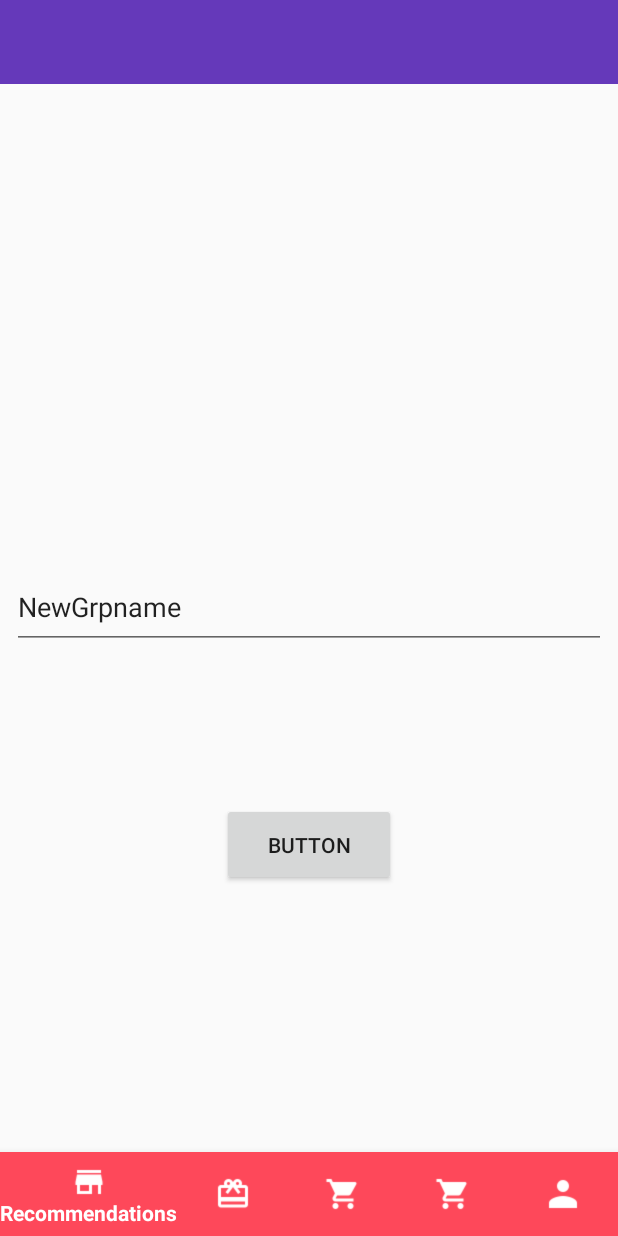
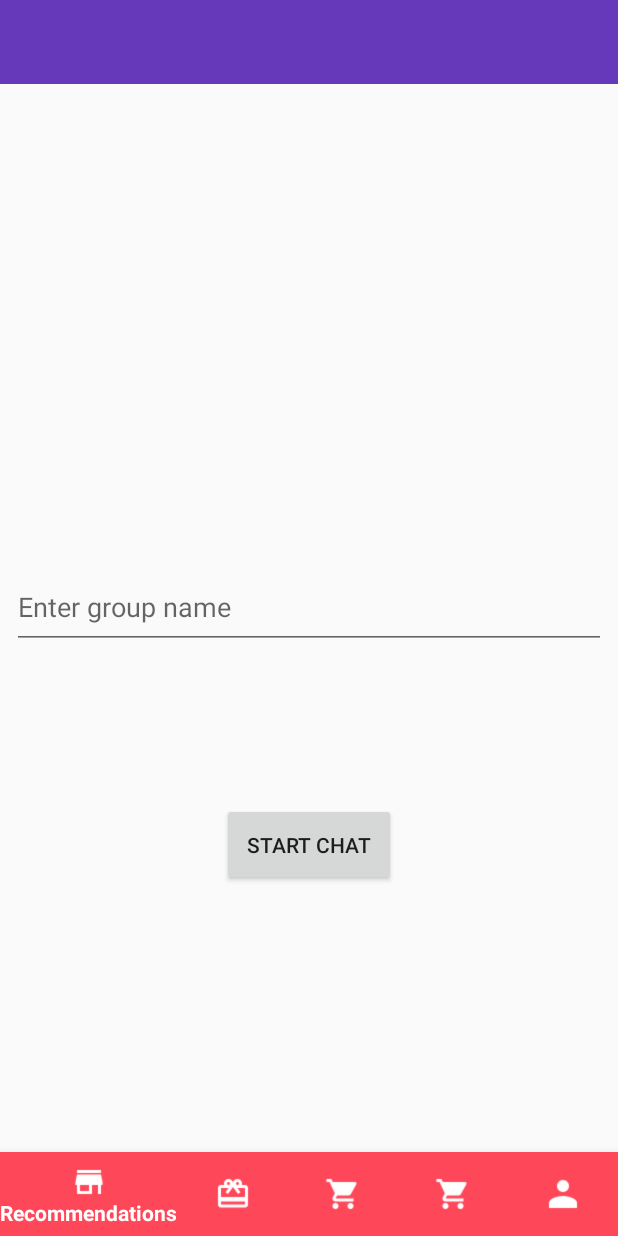
Before and after one commit to danltw/iPlanner, an Android app: the fragment CreateGroupChannelFragment placed in its activity, on a phone screen of 412 x 824 dp. Run offline under Robolectric (Android 15) with nearby library versions, the phone set to English and light mode, and no system bars; our stand-ins replace Volley; libraries missing offline, so code that uses them is left out: com.sendbird.android; network calls fail; 1 statement that could not run was skipped.

Commit message:
Change made: - Changed flow of group chat creation

```diff
--- a/app/src/main/java/com/project42/iplanner/Chats/ChatActivity.java
+++ b/app/src/main/java/com/project42/iplanner/Chats/ChatActivity.java
@@ -26,6 +26,7 @@ import android.widget.RelativeLayout;
 import android.widget.TextView;
 import android.widget.Toast;
 
+import com.project42.iplanner.Groups.CreateGroupChannelActivity;
 import com.project42.iplanner.Groups.CreateGroupChannelFragment;
 import com.project42.iplanner.Groups.GroupChannelActivity;
 import com.project42.iplanner.Groups.GroupChannelListFragment;
@@ -108,8 +109,8 @@ public class ChatActivity extends AppCompatActivity {
             // Get channel URL from GroupChannelListFragment.
             // ensure channel exists before opening activity
             Intent intent = getIntent();
-            String newChnlURL = intent.getStringExtra(CreateGroupChannelFragment.EXTRA_NEW_CHANNEL_URL);
-            String newChnlTitle = intent.getStringExtra(CreateGroupChannelFragment.EXTRA_NEW_CHANNEL_TITLE);
+            String newChnlURL = intent.getStringExtra(CreateGroupChannelActivity.EXTRA_NEW_CHANNEL_URL);
+            String newChnlTitle = intent.getStringExtra(CreateGroupChannelActivity.EXTRA_NEW_CHANNEL_TITLE);
             String currChnlURL = intent.getStringExtra(GroupChannelListFragment.EXTRA_GROUP_CHANNEL_URL);
             String currChnlTitle = intent.getStringExtra(GroupChannelListFragment.EXTRA_GROUP_TITLE);
             if (!TextUtils.isEmpty(newChnlURL) && !TextUtils.isEmpty(newChnlTitle)) {
--- a/app/src/main/java/com/project42/iplanner/Chats/ConnectionManager.java
+++ b/app/src/main/java/com/project42/iplanner/Chats/ConnectionManager.java
@@ -6,7 +6,7 @@ import com.sendbird.android.User;
 
 public class ConnectionManager {
 
-    private static String userId = "a1";
+    private static String userId = "User1";
 
         public static void login(String userId, final SendBird.ConnectHandler handler) {
             SendBird.connect(userId, new SendBird.ConnectHandler() {
--- a/app/src/main/java/com/project42/iplanner/Groups/CreateGroupChannelFragment.java
+++ b/app/src/main/java/com/project42/iplanner/Groups/CreateGroupChannelFragment.java
@@ -95,6 +95,9 @@ public class CreateGroupChannelFragment extends Fragment {
                                             // remove current fragment such that it will not be shown again if back is pressed
                                             getActivity().getSupportFragmentManager().popBackStack();
 
+                                            // TODO: Change from switching from Fragment to Activity
+                                            // to Fragment to Fragment
+                                            // then only switch to acitivty at onActivityResult
                                             Intent intent = new Intent(getActivity(), ChatActivity.class);
                                             intent.putExtra(EXTRA_NEW_CHANNEL_URL, groupChannel.getUrl());
                                             intent.putExtra(EXTRA_NEW_CHANNEL_TITLE, groupChannel.getName());
--- a/app/src/main/java/com/project42/iplanner/Groups/GroupChannelActivity.java
+++ b/app/src/main/java/com/project42/iplanner/Groups/GroupChannelActivity.java
@@ -40,7 +40,7 @@ public class GroupChannelActivity extends AppCompatActivity {
         }
 
         String channelUrl = getIntent().getStringExtra("groupChannelUrl");
-        if(channelUrl != null) {
+        /*if(channelUrl != null) {
             // If started from notification
             Fragment fragment = ChatFragment.newInstance(channelUrl);
             FragmentManager manager = getSupportFragmentManager();
@@ -48,7 +48,7 @@ public class GroupChannelActivity extends AppCompatActivity {
                     .replace(R.id.container_group_channel, fragment)
                     .addToBackStack(null)
                     .commit();
-        }
+        }*/
     }
 
     interface onBackPressedListener {
--- a/app/src/main/res/layout/fragment_create_grp_channel.xml
+++ b/app/src/main/res/layout/fragment_create_grp_channel.xml
@@ -15,7 +15,7 @@
         android:layout_marginEnd="8dp"
         android:layout_marginBottom="8dp"
         android:hint="Enter group name"
-        android:text="NewGrpname"
+        android:text=""
         app:layout_constraintBottom_toBottomOf="parent"
         app:layout_constraintEnd_toEndOf="parent"
         app:layout_constraintStart_toStartOf="parent"
@@ -30,7 +30,7 @@
         android:layout_marginTop="8dp"
         android:layout_marginEnd="8dp"
         android:layout_marginBottom="8dp"
-        android:text="Button"
+        android:text="Start Chat"
         app:layout_constraintBottom_toBottomOf="parent"
         app:layout_constraintEnd_toEndOf="parent"
         app:layout_constraintStart_toStartOf="parent"
--- a/app/src/main/res/values/colors.xml
+++ b/app/src/main/res/values/colors.xml
@@ -20,4 +20,10 @@
     <color name="groupChatDateText">#ffffff</color>
 
     <color name="groupChatDateBackground">#C0C0C0</color>
+
+    <!-- Selector -->
+    <color name="btn_create">#ffffff</color>
+    <color name="btn_create_disabled">#c1acff</color>
+    <color name="btn_edit">#ffffff</color>
+    <color name="btn_edit_disabled">#c1acff</color>
 </resources>
```
Also changed, not shown: app/src/main/AndroidManifest.xml (+16 -12 lines), app/src/main/java/com/project42/iplanner/Groups/GroupChannelListFragment.java (+12 -4 lines), 1 other file.
